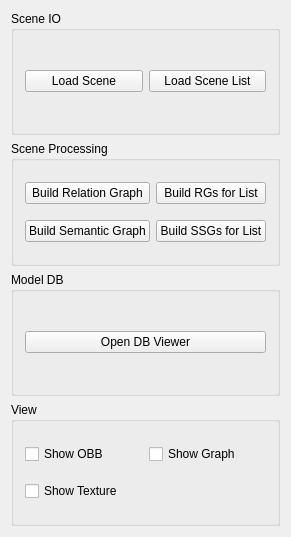
maruitx/text2scene-learning, file scene_lab/scene_lab_widget.ui: the form before one commit.
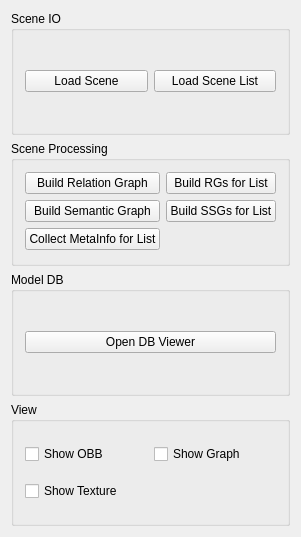
The form after the commit.

Patch:
```diff
--- a/scene_lab/scene_lab_widget.ui
+++ b/scene_lab/scene_lab_widget.ui
@@ -71,6 +71,13 @@
         </property>
        </widget>
       </item>
+      <item row="2" column="0">
+       <widget class="QPushButton" name="collectMetaInfoButton">
+        <property name="text">
+         <string>Collect MetaInfo for List</string>
+        </property>
+       </widget>
+      </item>
      </layout>
     </widget>
    </item>
```
Left out of the diff: 14 changed lines with no effect on the pictures.
